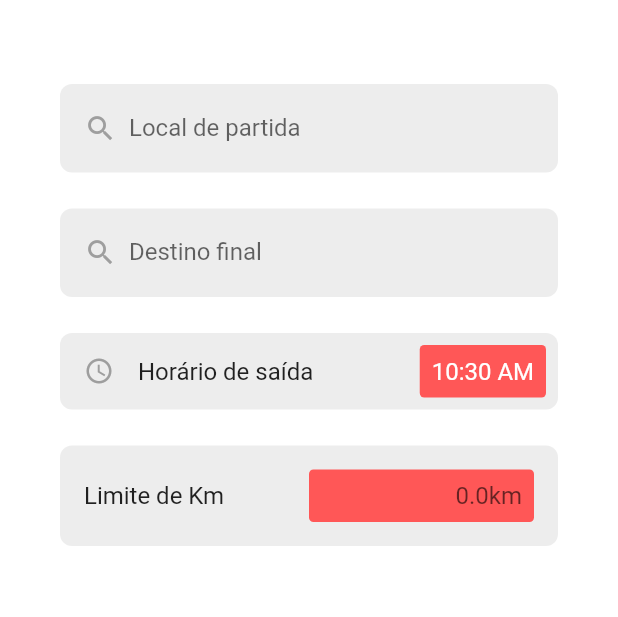
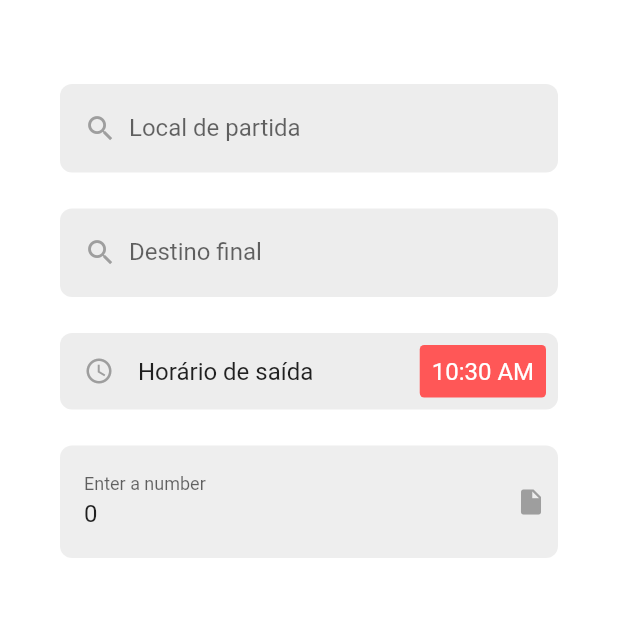
Before and after one commit to maisamrr/caronasIESB, a Flutter app: the OferecerCarona screen opened directly, on a phone screen of 412 x 824 dp, the part 90-707 px from its top. Run offline on Flutter 3.47's test engine with Material 2 defaults, Android fonts, the phone set to English and light mode, and no system bars; our stand-ins replace flutter_svg; Roboto replaces fonts that are missing (Inria).

Commit message:
:bug: bug na tela de oferecer carona

```diff
--- a/lib/main.dart
+++ b/lib/main.dart
@@ -26,7 +26,7 @@ class MyApp extends StatelessWidget {
       ),
       home: Builder(
         builder: (context) {
-          return PerfilUsuario();
+          return OferecerCarona();
         },
       ),
     );
--- a/lib/screens/oferecercarona.dart
+++ b/lib/screens/oferecercarona.dart
@@ -1,17 +1,18 @@
-import 'package:caronapp/widgets/kmformfield.dart';
 import 'package:flutter/material.dart';
 import '../widgets/customsearchfield.dart';
 import '../widgets/customtimepicker.dart';
+import '../widgets/kmformfield.dart';
 
 class OferecerCarona extends StatefulWidget {
-  const OferecerCarona({super.key});
+  const OferecerCarona({Key? key}) : super(key: key);
 
   @override
-  _OferecerCarona createState() => _OferecerCarona();
+  _OferecerCaronaState createState() => _OferecerCaronaState();
 }
 
-class _OferecerCarona extends State<OferecerCarona> {
+class _OferecerCaronaState extends State<OferecerCarona> {
   TimeOfDay? _selectedTime;
+  int _km = 0;
 
   @override
   Widget build(BuildContext context) {
@@ -39,9 +40,7 @@ class _OferecerCarona extends State<OferecerCarona> {
               labelText: 'Local de partida',
               keyboardType: TextInputType.text,
               backgroundColor: const Color(0xFFEDEDED),
-              onSubmitted: (value) {
-                // handle the search query
-              },
+              onSubmitted: (value) {},
             ),
             CustomSearchField(
               labelText: 'Destino final',
@@ -51,7 +50,6 @@ class _OferecerCarona extends State<OferecerCarona> {
             ),
             CustomTimePicker(
               labelText: 'Horário de saída',
-
               initialValue: _selectedTime,
               onSaved: (time) {
                 _selectedTime = time;
@@ -66,8 +64,14 @@ class _OferecerCarona extends State<OferecerCarona> {
               backgroundColor: const Color(0xFFEDEDED),
               keyboardType: TextInputType.text, // pass context here
             ),
-            KmFormField(
-              label: 'Limite de Km',
+            CustomNumberInput(
+              context: context,
+              labelText: 'Enter a number',
+              keyboardType: TextInputType.number,
+              backgroundColor: Colors.grey[200]!,
+              onSubmitted: (value) {
+                print('Submitted value: $value');
+              },
             ),
           ],
         ),
--- a/lib/widgets/kmformfield.dart
+++ b/lib/widgets/kmformfield.dart
@@ -1,70 +1,71 @@
 import 'package:flutter/material.dart';
 
-class KmFormField extends StatefulWidget {
-  final String label;
+class CustomNumberInput extends FormField<int> {
+  final BuildContext context;
+  final String labelText;
+  final TextInputType keyboardType;
+  final Color backgroundColor;
+  final Function(String)? onSubmitted;
 
-  KmFormField({
-    required this.label,
-  });
-
-  @override
-  _KmFormFieldState createState() => _KmFormFieldState();
-}
-
-class _KmFormFieldState extends State<KmFormField> {
-  int? _km;
-
-  @override
-  Widget build(BuildContext context) {
+  CustomNumberInput({
+    Key? key,
+    required this.context,
+    required this.labelText,
+    required this.keyboardType,
+    required this.backgroundColor,
+    this.onSubmitted,
+    int? initialValue,
+    FormFieldSetter<int>? onSaved,
+    FormFieldValidator<int>? validator,
+  }) : super(
+          key: key,
+          initialValue: initialValue ?? 0,
+          onSaved: onSaved,
+          validator: validator,
+          builder: (FormFieldState<int> state) {
+            final TextEditingController _controller =
+                TextEditingController(text: state.value.toString());
             return Padding(
-      padding: const EdgeInsets.only(top: 24.0, left: 40.0, right: 40.0),
+              padding:
+                  const EdgeInsets.only(top: 24.0, left: 40.0, right: 40.0),
               child: Container(
                 decoration: BoxDecoration(
                   borderRadius: BorderRadius.circular(8.0),
-          color: const Color(0xFFEDEDED),
+                  color: backgroundColor,
                 ),
                 child: Padding(
-          padding: const EdgeInsets.all(16.0),
+                  padding: const EdgeInsets.only(
+                      left: 16.0, right: 8.0, top: 8.0, bottom: 8.0),
                   child: Row(
-            children: [
+                    children: <Widget>[
                       Expanded(
-                child: Text(
-                  widget.label,
-                  style: const TextStyle(
-                    fontSize: 16.0,
+                        child: TextFormField(
+                          keyboardType: keyboardType,
+                          decoration: InputDecoration(
+                            labelText: labelText,
+                            border: InputBorder.none,
                           ),
-                ),
-              ),
-              Expanded(
-                child: Container(
-                  decoration: BoxDecoration(
-                    borderRadius: BorderRadius.circular(3),
-                    color: const Color(0xFFFF5757),
-                  ),
-                  child: Padding(
-                    padding: const EdgeInsets.all(8.0),
-                    child: TextFormField(
-                      textAlign: TextAlign.end,
-                      keyboardType: TextInputType.number,
-                      decoration:
-                          const InputDecoration.collapsed(hintText: '0.0km'),
-                      validator: (km) {
-                        if (km == null || km.isEmpty) {
-                          return 'Digite o limite de quilometragem, de 1 a 10';
+                          controller: _controller,
+                          onFieldSubmitted: (value) {
+                            if (onSubmitted != null) {
+                              onSubmitted(value);
                             }
-                        final number = int.tryParse(km);
-                        if (number == null || number < 1 || number > 10) {
-                          return 'Número inválido';
+                            state.didChange(int.parse(value));
+                          },
+                          validator: (value) {
+                            if (value == null || value.isEmpty) {
+                              return 'Please enter a value';
                             }
                             return null;
                           },
-                      onChanged: (km) {
-                        setState(() {
-                          _km = int.tryParse(km);
-                        });
-                      },
                         ),
                       ),
+                      const Padding(
+                        padding: EdgeInsets.only(left: 16.0),
+                        child: Icon(
+                          Icons.insert_drive_file,
+                          size: 20,
+                          color: Colors.grey,
                         ),
                       ),
                     ],
@@ -72,5 +73,6 @@ class _KmFormFieldState extends State<KmFormField> {
                 ),
               ),
             );
+          },
+        );
 }
-}
```
Also changed, not shown: lib/widgets/teste.dart (added). Lines whose indentation alone changed are shown as unchanged.
